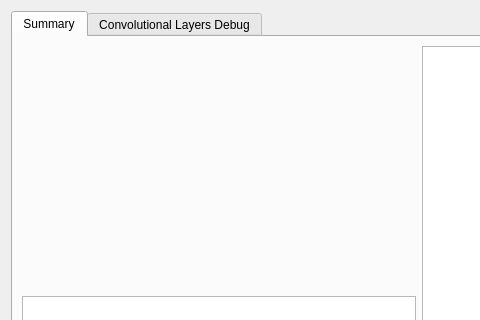
Before: the Qt Designer form dial_visualization/conv_visualization/ConvVisualizer.ui in JDM-ULL-93/Dial-Debugging, drawn with Qt 5; both pictures show x 0 to 480 and y 0 to 320 of the 838 by 446 pixel window.
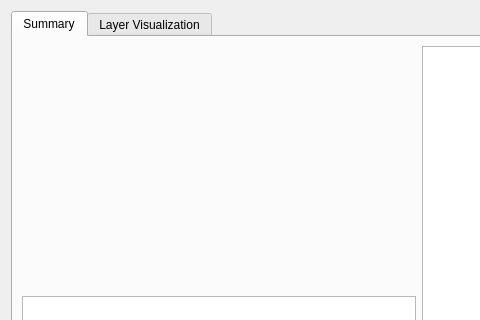
After: the same form once the commit is applied. Custom widgets are drawn as their Qt base class.

Commit message: Modificaciones detalles en interfaz

```diff
--- a/dial_visualization/conv_visualization/ConvVisualizer.ui
+++ b/dial_visualization/conv_visualization/ConvVisualizer.ui
@@ -116,7 +116,7 @@
      </widget>
      <widget class="QWidget" name="tabDebugConv">
       <attribute name="title">
-       <string>Convolutional Layers Debug</string>
+       <string>Layer Visualization</string>
       </attribute>
       <layout class="QGridLayout" name="gridLayout_4">
        <item row="2" column="0">
```
Left out of the diff: 9 changed lines with no effect on the pictures. The commit also changes 3 other files.
